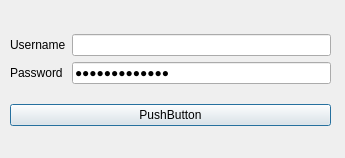
Old version of the form Qt/Certificate-Generator/check_user.ui in the repository MBGustav/Data-Structure-Project.
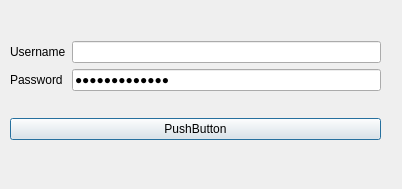
New version of the form.

```diff
--- a/Qt/Certificate-Generator/check_user.ui
+++ b/Qt/Certificate-Generator/check_user.ui
@@ -6,20 +6,20 @@
    <rect>
     <x>0</x>
     <y>0</y>
-    <width>345</width>
-    <height>158</height>
+    <width>402</width>
+    <height>189</height>
    </rect>
   </property>
   <property name="windowTitle">
    <string>Dialog</string>
   </property>
-  <widget class="QWidget" name="">
+  <widget class="QWidget" name="layoutWidget">
    <property name="geometry">
     <rect>
      <x>10</x>
      <y>20</y>
-     <width>321</width>
-     <height>121</height>
+     <width>371</width>
+     <height>141</height>
     </rect>
    </property>
    <layout class="QVBoxLayout" name="verticalLayout_3">
```
